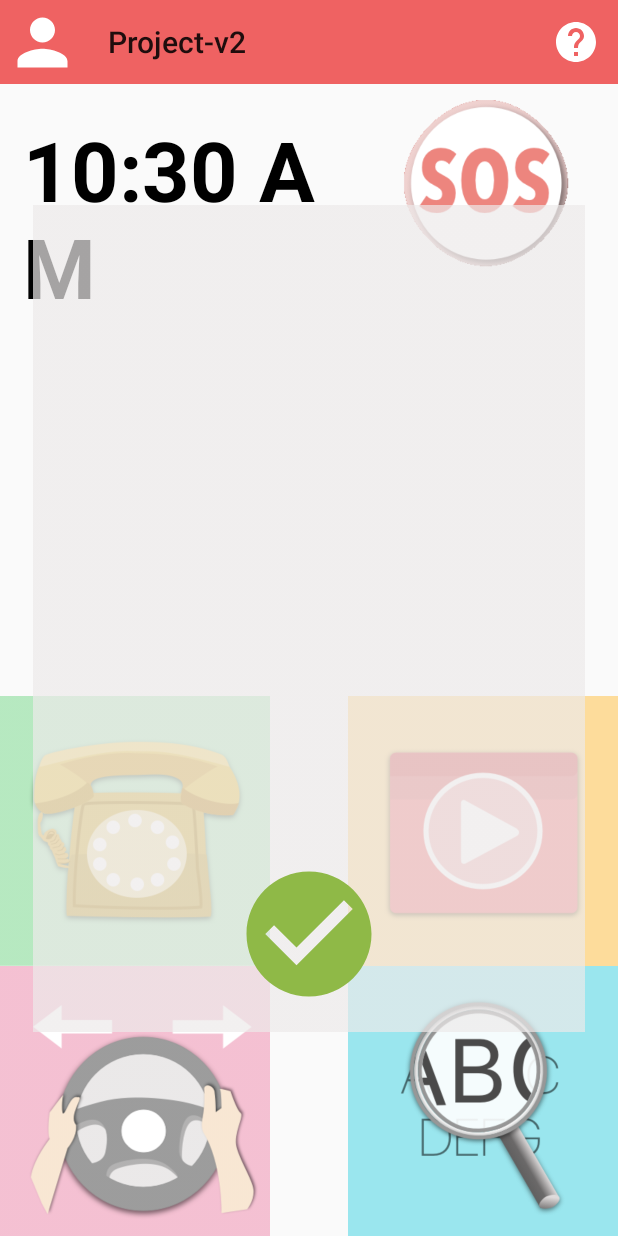
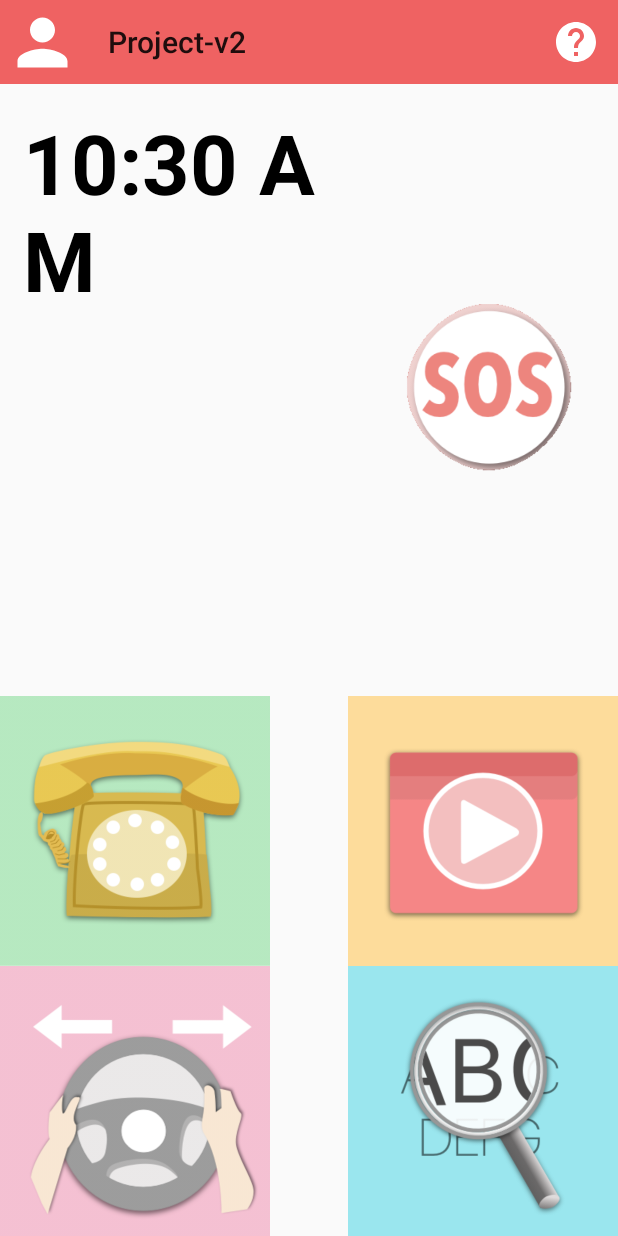
Before and after one commit to ChengWei1010/Project-v2, an Android app: the HomeActivity screen opened directly, with no data from a screen before it, on a phone screen of 412 x 824 dp. Run offline under Robolectric (Android 15) with nearby library versions, the phone set to English and light mode, and no system bars.

Commit message:
add home guide finish

```diff
--- a/app/src/main/java/com/project/chengwei/project_v2/NavigationActivity.java
+++ b/app/src/main/java/com/project/chengwei/project_v2/NavigationActivity.java
@@ -79,6 +79,8 @@ public class NavigationActivity extends AppCompatActivity implements OnMapReadyC
     protected void onCreate(Bundle savedInstanceState) {
         super.onCreate(savedInstanceState);
         setContentView(R.layout.activity_navigation);
+
+
 
         //Toolbar
         Toolbar myToolbar = (Toolbar) findViewById(R.id.toolbar_home);
--- a/app/src/main/res/layout/activity_home.xml
+++ b/app/src/main/res/layout/activity_home.xml
@@ -23,7 +23,7 @@
         android:layout_height="0dp"
         android:layout_marginBottom="7dp"
         android:layout_marginStart="15dp"
-        android:layout_marginTop="20dp"
+        android:layout_marginTop="15dp"
         android:textColor="#000000"
         android:textSize="55sp"
         android:textStyle="bold"
@@ -41,11 +41,13 @@
         android:scaleType="fitCenter"
         app:layout_constraintLeft_toRightOf="@+id/textClock"
         android:layout_marginStart="26dp"
-        android:layout_marginEnd="23dp"
+        android:layout_marginEnd="20dp"
         app:layout_constraintRight_toRightOf="parent"
         app:layout_constraintHorizontal_bias="0.777"
         android:layout_marginTop="8dp"
-        app:layout_constraintTop_toBottomOf="@+id/include"/>
+        app:layout_constraintTop_toBottomOf="@+id/include"
+        android:layout_marginBottom="8dp"
+        app:layout_constraintBottom_toTopOf="@+id/btn_video" />
 
     <ImageButton
         android:id="@+id/btn_phone"
@@ -84,6 +86,8 @@
         app:layout_constraintRight_toRightOf="parent" />
 
     <FrameLayout
+        android:visibility="invisible"
+        android:id="@+id/help_guide"
         android:orientation="vertical"
         android:layout_width="wrap_content"
         android:layout_height="wrap_content"
@@ -95,25 +99,24 @@
         android:layout_marginTop="0dp"
         android:layout_marginStart="0dp"
         app:layout_constraintLeft_toLeftOf="parent">
+
         <ImageView
-            android:layout_width="368dp"
-            android:layout_height="551dp"
-            android:scaleType="fitXY"
-            android:src="@drawable/bg_guide"
-            android:alpha="0.7"
-            tools:layout_editor_absoluteY="8dp"
-            tools:layout_editor_absoluteX="8dp">
+            android:id="@+id/guide"
+            android:layout_width="wrap_content"
+            android:layout_height="wrap_content"
+            android:adjustViewBounds="true"
+            android:alpha="1"
+            android:scaleType="fitCenter"
+            android:src="@drawable/guide">
         </ImageView>
+            <ImageButton
+                android:id="@+id/btn_guide_ok"
+                android:layout_width="50dp"
+                android:layout_height="50dp"
+                android:layout_gravity="right"
+                android:layout_marginEnd="0dp"
+                android:layout_marginStart="100dp"
+                android:background="@drawable/ic_check_24dp"/>
 
-        <Button
-            android:id="@+id/btn_okay"
-            android:layout_width="100dp"
-            android:layout_height="100dp"
-            android:layout_marginBottom="15dp"
-            android:layout_marginStart="100dp"
-            android:layout_marginEnd="100dp"
-            android:background="@drawable/ic_check_24dp"
-            android:layout_gravity="bottom|center"/>
     </FrameLayout>
-
 </android.support.constraint.ConstraintLayout>
--- a/app/src/main/res/layout/toolbar_main.xml
+++ b/app/src/main/res/layout/toolbar_main.xml
@@ -8,18 +8,13 @@
 
     <android.support.v7.widget.Toolbar
         android:id="@+id/toolbar_home"
-        android:layout_width="match_parent"
+        android:layout_width="0dp"
         android:layout_height="wrap_content"
-        android:layout_marginEnd="0dp"
-        android:layout_marginStart="0dp"
-        android:layout_marginTop="0dp"
         android:background="?attr/colorPrimary"
         app:layout_constraintLeft_toLeftOf="parent"
         app:layout_constraintRight_toRightOf="parent"
         app:layout_constraintTop_toTopOf="parent"
-        tools:layout_constraintLeft_creator="0"
-        tools:layout_constraintRight_creator="0"
-        tools:layout_constraintTop_creator="0"
-        app:layout_constraintHorizontal_bias="0.0" />
+        app:layout_constraintHorizontal_bias="0.0"
+        android:layout_marginTop="0dp" />
 
 </android.support.constraint.ConstraintLayout>
--- a/app/src/main/res/values/colors.xml
+++ b/app/src/main/res/values/colors.xml
@@ -15,8 +15,8 @@
     <color name="colorEdit">#df6e6e</color>
 
     <!--done or cancel-->
-    <color name="colorDone">#8fb947</color>
-    <color name="colorCancel">#b46363</color>
+    <color name="colorDone">#9bd23b</color>
+    <color name="colorCancel">#c64949</color>
 
     <color name="cursorAccent">#f1b25b</color>
     <color name="controlNormal">#eda17b</color>
```
Also changed, not shown: app/src/main/AndroidManifest.xml (+4 -6 lines), app/src/main/java/com/project/chengwei/project_v2/HomeActivity.java (+31 -28 lines), app/src/main/res/drawable/bg_guide.png (deleted), app/src/main/res/drawable/guide.png (added).
